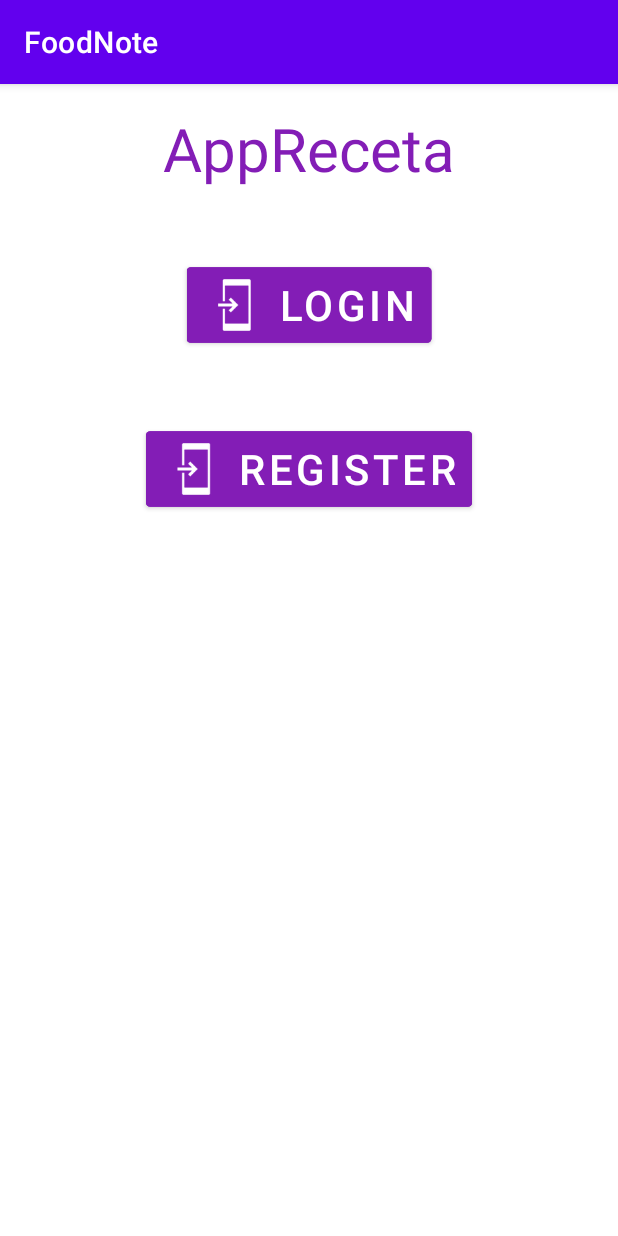
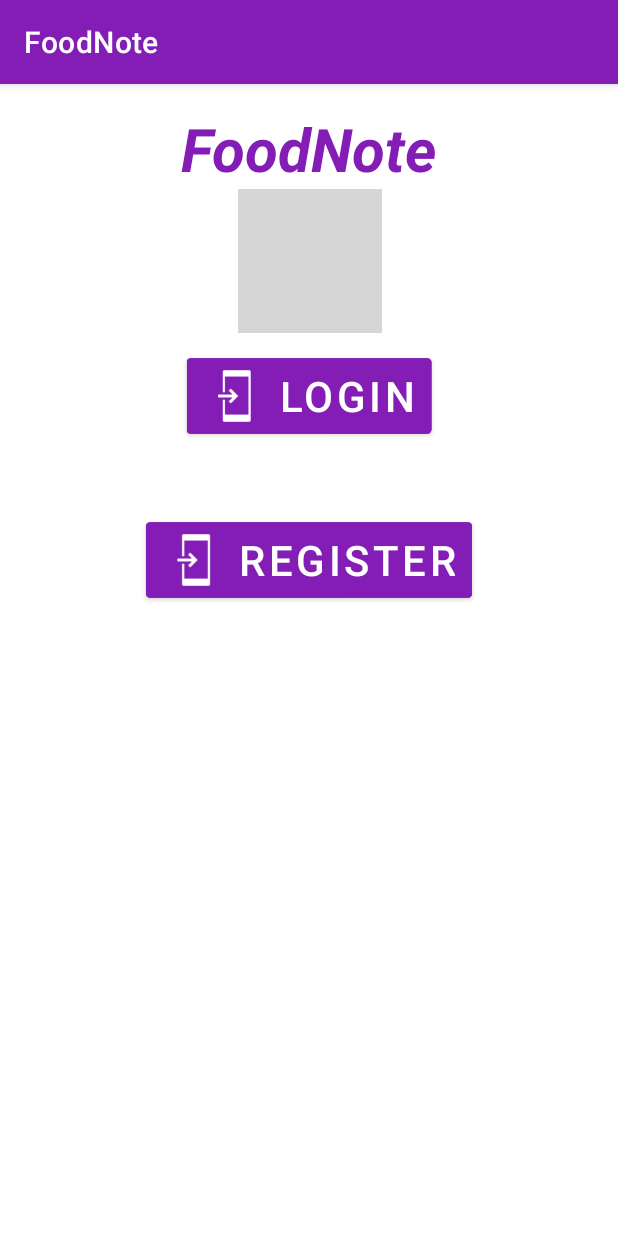
Before and after one commit to PabloDopico/AppRecetas, an Android app: the screen it shows after launch (Login_Or_Register), on a phone screen of 412 x 824 dp. Run offline under Robolectric (Android 15) with nearby library versions, the phone set to English and light mode, and no system bars; our stand-ins replace Firebase (no records; nobody signed in at launch, a user with empty details on screens opened directly); grey boxes are pictures that could not be loaded.

Commit message:
Corregidos algunos diseños

```diff
--- a/app/src/main/AndroidManifest.xml
+++ b/app/src/main/AndroidManifest.xml
@@ -13,7 +13,7 @@
         android:label="FoodNote"
         android:roundIcon="@mipmap/ic_comida_round"
         android:supportsRtl="true"
-        android:theme="@style/Theme.AppRecetas"
+        android:theme="@style/Theme.FoodNote"
         tools:targetApi="31">
         <activity
             android:name=".MainActivity"
--- a/app/src/main/res/layout/activity_recipe.xml
+++ b/app/src/main/res/layout/activity_recipe.xml
@@ -25,7 +25,7 @@
                 android:layout_height="wrap_content"
                 android:layout_gravity="bottom|end"
                 android:layout_margin="16dp"
-                android:backgroundTint="#A900FF"/>
+                android:backgroundTint="#990EDF"/>
 
         </FrameLayout>
 
--- a/app/src/main/res/layout/login_or_register_activity.xml
+++ b/app/src/main/res/layout/login_or_register_activity.xml
@@ -4,6 +4,8 @@
     xmlns:tools="http://schemas.android.com/tools"
     android:layout_width="match_parent"
     android:layout_height="match_parent"
+    android:backgroundTint="#831DB6"
+    android:backgroundTintMode="screen"
     tools:context="Login_Or_Register">
 
     <TextView
@@ -11,37 +13,51 @@
         android:layout_width="wrap_content"
         android:layout_height="wrap_content"
         android:layout_marginTop="16dp"
-        android:text="AppReceta"
+        android:text="FoodNote"
+        android:textAlignment="viewStart"
+        android:textAllCaps="false"
         android:textColor="#831DB6"
         android:textSize="40sp"
+        android:textStyle="bold|italic"
         app:layout_constraintEnd_toEndOf="parent"
         app:layout_constraintHorizontal_bias="0.5"
         app:layout_constraintStart_toStartOf="parent"
         app:layout_constraintTop_toTopOf="parent" />
 
-    <Button
-        android:scaleX="0.7"
-        android:scaleY="0.7"
+    <ImageView
+        android:layout_width="wrap_content"
+        android:layout_height="wrap_content"
+        android:src="@mipmap/ic_comida"
+        app:layout_constraintStart_toStartOf="@id/titulo"
+       app:layout_constraintEnd_toEndOf="@id/titulo"
+       android:id="@id/imagen"
+        app:layout_constraintTop_toBottomOf="@id/titulo">
+
+    </ImageView>
+
+ <Button
         android:id="@+id/login"
         android:layout_width="wrap_content"
         android:layout_height="wrap_content"
-        android:layout_marginTop="35dp"
         android:backgroundTint="#831DB6"
+        android:scaleX="0.7"
+        android:scaleY="0.7"
         android:text="Login"
         android:textSize="40dp"
         app:icon="@drawable/common_full_open_on_phone"
         app:layout_constraintEnd_toEndOf="parent"
         app:layout_constraintHorizontal_bias="0.5"
         app:layout_constraintStart_toStartOf="parent"
-        app:layout_constraintTop_toBottomOf="@id/titulo" />
+        app:layout_constraintTop_toBottomOf="@id/imagen" />
+
     <Button
-        android:scaleX="0.7"
-        android:scaleY="0.7"
         android:id="@+id/register"
         android:layout_width="wrap_content"
         android:layout_height="wrap_content"
         android:layout_marginTop="25dp"
         android:backgroundTint="#831DB6"
+        android:scaleX="0.7"
+        android:scaleY="0.7"
         android:text="Register"
         android:textSize="40dp"
         app:icon="@drawable/common_full_open_on_phone"
--- a/app/src/main/res/values/themes.xml
+++ b/app/src/main/res/values/themes.xml
@@ -1,9 +1,9 @@
 <resources xmlns:tools="http://schemas.android.com/tools">
     <!-- Base application theme. -->
-    <style name="Theme.AppRecetas" parent="Theme.MaterialComponents.DayNight.DarkActionBar">
+    <style name="Theme.FoodNote" parent="Theme.MaterialComponents.DayNight.DarkActionBar">
         <!-- Primary brand color. -->
-        <item name="colorPrimary">@color/purple_500</item>
-        <item name="colorPrimaryVariant">@color/purple_700</item>
+        <item name="colorPrimary">#831DB6</item>
+        <item name="colorPrimaryVariant">#60277C</item>
         <item name="colorOnPrimary">@color/white</item>
         <!-- Secondary brand color. -->
         <item name="colorSecondary">@color/teal_200</item>
```
